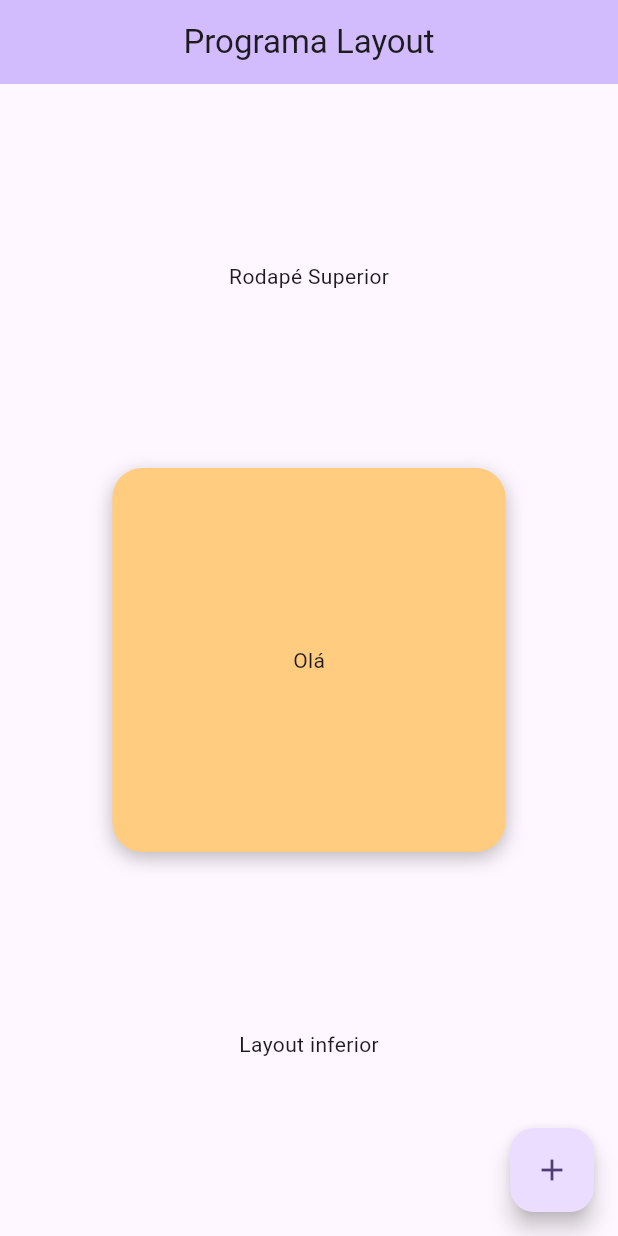
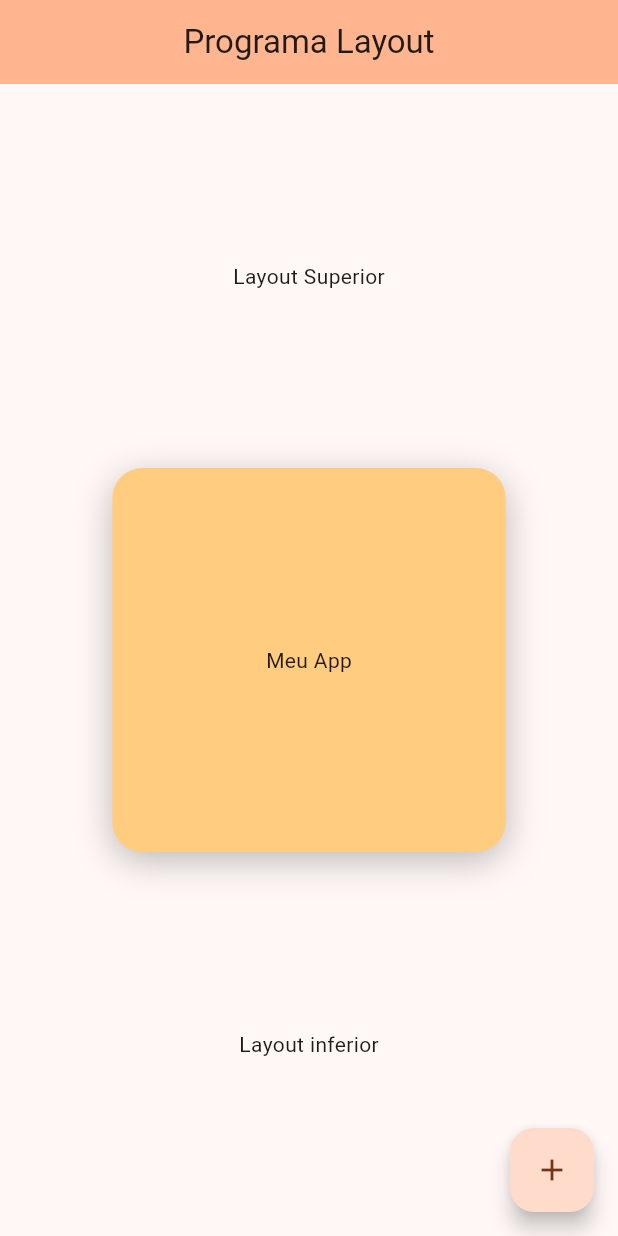
Before and after one commit to Emiilys/app-layout, a Flutter app: the screen it shows after launch, on a phone screen of 412 x 824 dp. Run offline on Flutter 3.47's test engine with Material 3 defaults, Android fonts, the phone set to English and light mode, and no system bars.

Commit message:
mudanças feitas

```diff
--- a/lib/main.dart
+++ b/lib/main.dart
@@ -13,7 +13,7 @@ class App extends StatelessWidget {
       debugShowCheckedModeBanner: false,
       title: 'Layout',
       theme: ThemeData(
-        colorScheme: ColorScheme.fromSeed(seedColor: Colors.deepPurple),
+        colorScheme: ColorScheme.fromSeed(seedColor: const Color.fromARGB(255, 167, 81, 28)),
         useMaterial3: true,
       ),
       home: const HomePage(title: 'Programa Layout'),
@@ -48,7 +48,7 @@ class _HomePageState extends State<HomePage> {
               child: Container(
                 alignment: Alignment.center,
                 // color: Colors.pink[200], // Cor rosa claro
-                child: const Text('Rodapé Superior'),
+                child: const Text('Layout Superior'),
               ),
             ),
 
@@ -75,13 +75,13 @@ class _HomePageState extends State<HomePage> {
                         boxShadow: const [
                           BoxShadow(
                             color: Colors.black26, // Cor da sombra
-                            blurRadius: 10, // Raio de desfoque
-                            offset: Offset(0, 4), // Deslocamento da sombra
+                            blurRadius: 20, // Raio de desfoque
+                            offset: Offset(0, 6), // Deslocamento da sombra
                           ),
                         ],
                       ),
 
-                      child: const Text('Olá'),
+                      child: const Text('Meu App'),
                     ),
                   ),
                   Expanded(
```
